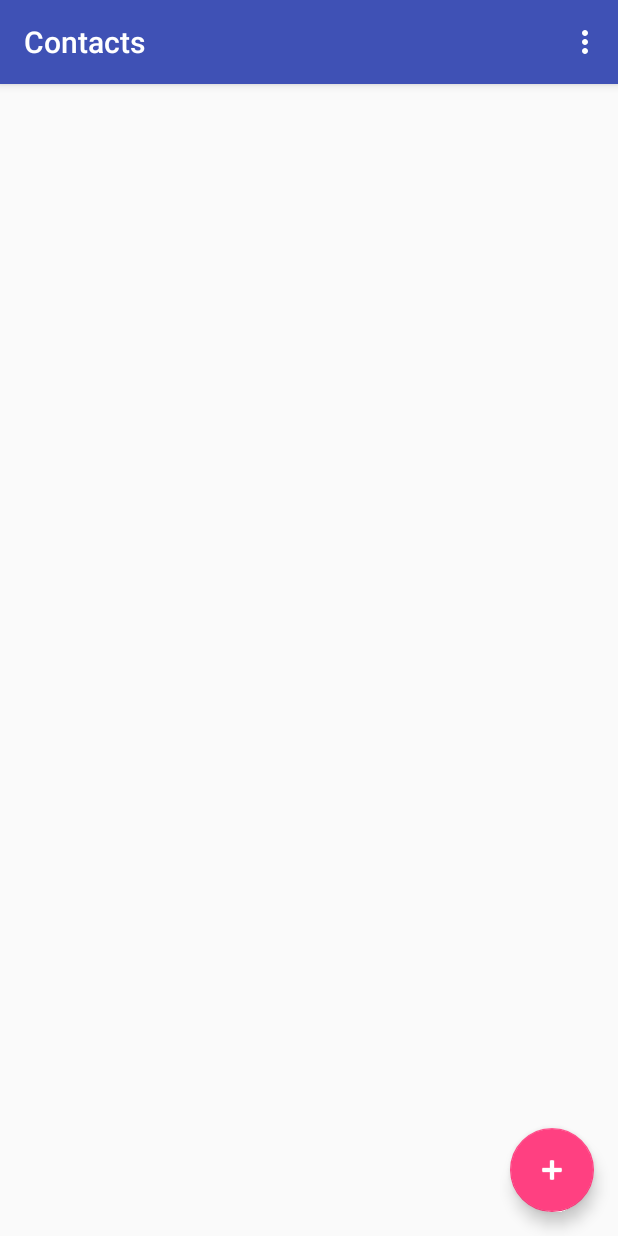
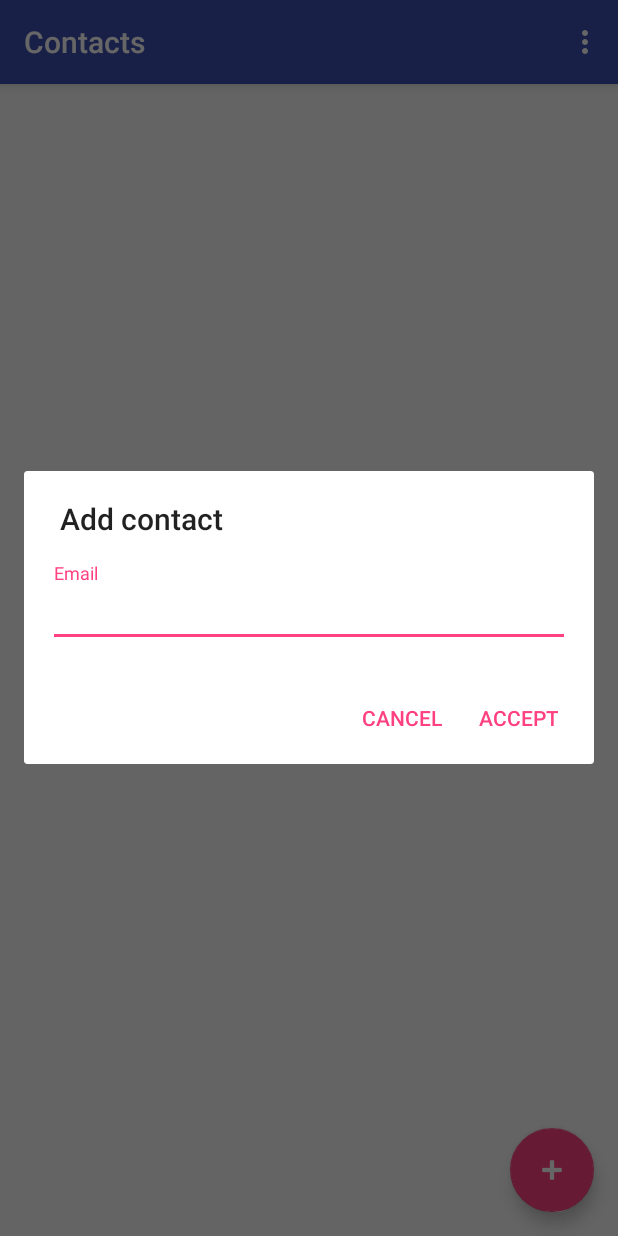
Before and after one commit to RobertoHT/FirebaseChat, an Android app: the screen it shows after launch once a user with an empty profile is signed in (ContactListActivity), after a tap on an icon or button, on a phone screen of 412 x 824 dp. Run offline under Robolectric (Android 15) with nearby library versions, the phone set to English and light mode, and no system bars; our stand-ins replace ButterKnife, CircleImageView, EventBus, Firebase (no records; nobody signed in at launch, a user with empty details on screens opened directly).

Commit message:
Feature - Add Contact
-Se implemento el modelo MVP y CLEAN por lo que se agregaron las clases de vista, presentador, interactuador y repositorio (interfaz e implementación).
-Se agregó un fragment para la vista del Dialog.
-Se agregaron las funciones a llamadas del servicio Firebase.
-Se implemento Eventbus para manejar los eventos.

```diff
--- /dev/null
+++ b/app/src/main/java/com/professional/micromaster/firebasechat/addcontact/AddContactInteractor.java
@@ -0,0 +1,5 @@
+package com.professional.micromaster.firebasechat.addcontact;
+
+public interface AddContactInteractor {
+    void addContact(String email);
+}
--- /dev/null
+++ b/app/src/main/java/com/professional/micromaster/firebasechat/addcontact/AddContactInteractorImpl.java
@@ -0,0 +1,14 @@
+package com.professional.micromaster.firebasechat.addcontact;
+
+public class AddContactInteractorImpl implements AddContactInteractor {
+    private AddContactRepositoryImpl repository;
+
+    public AddContactInteractorImpl(AddContactRepositoryImpl repository) {
+        this.repository = repository;
+    }
+
+    @Override
+    public void addContact(String email) {
+        repository.addContact(email);
+    }
+}
--- /dev/null
+++ b/app/src/main/java/com/professional/micromaster/firebasechat/addcontact/AddContactPresenter.java
@@ -0,0 +1,11 @@
+package com.professional.micromaster.firebasechat.addcontact;
+
+import com.professional.micromaster.firebasechat.addcontact.event.AddContactEvent;
+
+public interface AddContactPresenter {
+    void onShow();
+    void onDestroy();
+
+    void addContact(String email);
+    void onEventMainThread(AddContactEvent event);
+}
--- /dev/null
+++ b/app/src/main/java/com/professional/micromaster/firebasechat/addcontact/AddContactPresenterImpl.java
@@ -0,0 +1,53 @@
+package com.professional.micromaster.firebasechat.addcontact;
+
+import com.professional.micromaster.firebasechat.addcontact.event.AddContactEvent;
+import com.professional.micromaster.firebasechat.addcontact.ui.AddContactView;
+import com.professional.micromaster.firebasechat.lib.Eventbus;
+import com.professional.micromaster.firebasechat.lib.GreenRobotEventbus;
+
+import org.greenrobot.eventbus.Subscribe;
+
+public class AddContactPresenterImpl implements AddContactPresenter {
+    private Eventbus eventbus;
+    private AddContactView addContactView;
+    private AddContactInteractor addContactInteractor;
+
+    public AddContactPresenterImpl(AddContactView addContactView) {
+        this.eventbus = GreenRobotEventbus.getInstance();
+        this.addContactView = addContactView;
+        this.addContactInteractor = new AddContactInteractorImpl(new AddContactRepositoryImpl());
+    }
+
+    @Override
+    public void onShow() {
+        eventbus.register(this);
+    }
+
+    @Override
+    public void onDestroy() {
+        addContactView = null;
+        eventbus.unregister(this);
+    }
+
+    @Override
+    public void addContact(String email) {
+        addContactView.hideInput();
+        addContactView.showProgress();
+        addContactInteractor.addContact(email);
+    }
+
+    @Override
+    @Subscribe
+    public void onEventMainThread(AddContactEvent event) {
+        if (addContactView != null) {
+            addContactView.hideProgress();
+            addContactView.showInput();
+
+            if (event.isError()) {
+                addContactView.contactNotAdded();
+            } else {
+                addContactView.contactAdded();
+            }
+        }
+    }
+}
--- /dev/null
+++ b/app/src/main/java/com/professional/micromaster/firebasechat/addcontact/AddContactRepository.java
@@ -0,0 +1,5 @@
+package com.professional.micromaster.firebasechat.addcontact;
+
+public interface AddContactRepository {
+    void addContact(final String email);
+}
--- /dev/null
+++ b/app/src/main/java/com/professional/micromaster/firebasechat/addcontact/ui/AddContactFragment.java
@@ -0,0 +1,123 @@
+package com.professional.micromaster.firebasechat.addcontact.ui;
+
+import android.app.Dialog;
+import android.content.DialogInterface;
+import android.os.Bundle;
+import android.support.annotation.NonNull;
+import android.support.v4.app.DialogFragment;
+import android.support.v7.app.AlertDialog;
+import android.view.LayoutInflater;
+import android.view.View;
+import android.view.ViewGroup;
+import android.widget.Button;
+import android.widget.EditText;
+import android.widget.ProgressBar;
+import android.widget.Toast;
+
+import com.professional.micromaster.firebasechat.R;
+import com.professional.micromaster.firebasechat.addcontact.AddContactPresenter;
+import com.professional.micromaster.firebasechat.addcontact.AddContactPresenterImpl;
+
+import butterknife.Bind;
+import butterknife.ButterKnife;
+
+public class AddContactFragment extends DialogFragment implements AddContactView, DialogInterface.OnShowListener {
+    @Bind(R.id.editTxtEmail)
+    EditText editTxtEmail;
+    @Bind(R.id.progressBar)
+    ProgressBar progressBar;
+    private AddContactPresenter addContactPresenter;
+
+    public AddContactFragment() {
+        this.addContactPresenter = new AddContactPresenterImpl(this);
+    }
+
+    @NonNull
+    @Override
+    public Dialog onCreateDialog(Bundle savedInstanceState) {
+        AlertDialog.Builder builder = new AlertDialog.Builder(getActivity())
+                .setTitle(R.string.addcontact_message_title)
+                .setPositiveButton(R.string.addcontact_message_add, new DialogInterface.OnClickListener() {
+                    @Override
+                    public void onClick(DialogInterface dialogInterface, int i) {
+                    }
+                })
+                .setNegativeButton(R.string.addcontact_message_cancel, new DialogInterface.OnClickListener() {
+                    @Override
+                    public void onClick(DialogInterface dialogInterface, int i) {
+                    }
+                });
+
+        LayoutInflater i = getActivity().getLayoutInflater();
+        View view = i.inflate(R.layout.fragment_add_contact_dialog, null);
+        ButterKnife.bind(this, view);
+        builder.setView(view);
+        AlertDialog dialog = builder.create();
+        dialog.setOnShowListener(this);
+
+        return dialog;
+    }
+
+    @Override
+    public void onShow(DialogInterface dialogInterface) {
+        final AlertDialog dialog = (AlertDialog) getDialog();
+        if (dialog != null) {
+            Button positiveButton = dialog.getButton(Dialog.BUTTON_POSITIVE);
+            Button negativeButton = dialog.getButton(Dialog.BUTTON_NEGATIVE);
+
+            positiveButton.setOnClickListener(new View.OnClickListener() {
+                @Override
+                public void onClick(View view) {
+                    addContactPresenter.addContact(editTxtEmail.getText().toString());
+                }
+            });
+
+            negativeButton.setOnClickListener(new View.OnClickListener() {
+                @Override
+                public void onClick(View view) {
+                    dismiss();
+                }
+            });
+        }
+
+        addContactPresenter.onShow();
+    }
+
+    @Override
+    public void onDestroy() {
+        super.onDestroy();
+        addContactPresenter.onDestroy();
+    }
+
+    @Override
+    public void showInput() {
+        editTxtEmail.setVisibility(View.VISIBLE);
+    }
+
+    @Override
+    public void hideInput() {
+        editTxtEmail.setVisibility(View.GONE);
+    }
+
+    @Override
+    public void showProgress() {
+        progressBar.setVisibility(View.VISIBLE);
+    }
+
+    @Override
+    public void hideProgress() {
+        progressBar.setVisibility(View.GONE);
+    }
+
+    @Override
+    public void contactAdded() {
+        Toast.makeText(getActivity(), R.string.addcontact_message_contactadded, Toast.LENGTH_SHORT).show();
+        dismiss();
+    }
+
+    @Override
+    public void contactNotAdded() {
+        editTxtEmail.setText("");
+        editTxtEmail.setError(getString(R.string.addcontact_error_message));
+    }
+}
--- /dev/null
+++ b/app/src/main/java/com/professional/micromaster/firebasechat/addcontact/ui/AddContactView.java
@@ -0,0 +1,11 @@
+package com.professional.micromaster.firebasechat.addcontact.ui;
+
+public interface AddContactView {
+    void showInput();
+    void hideInput();
+    void showProgress();
+    void hideProgress();
+
+    void contactAdded();
+    void contactNotAdded();
+}
--- a/app/src/main/java/com/professional/micromaster/firebasechat/contactlist/ui/ContactListActivity.java
+++ b/app/src/main/java/com/professional/micromaster/firebasechat/contactlist/ui/ContactListActivity.java
@@ -11,6 +11,7 @@ import android.view.MenuItem;
 
 import com.professional.micromaster.firebasechat.FirebaseChatApplication;
 import com.professional.micromaster.firebasechat.R;
+import com.professional.micromaster.firebasechat.addcontact.ui.AddContactFragment;
 import com.professional.micromaster.firebasechat.contactlist.ContactListPresenter;
 import com.professional.micromaster.firebasechat.contactlist.ContactListPresenterImpl;
 import com.professional.micromaster.firebasechat.contactlist.adapter.ContactListAdapter;
@@ -100,7 +101,8 @@ public class ContactListActivity extends AppCompatActivity implements ContactLis
 
     @OnClick(R.id.fab)
     public void addContact() {
-        //TODO add fragment AddContact
+        AddContactFragment fragment = new AddContactFragment();
+        fragment.show(getSupportFragmentManager(), "");
     }
 
     @Override
--- /dev/null
+++ b/app/src/main/res/layout/fragment_add_contact_dialog.xml
@@ -0,0 +1,30 @@
+<?xml version="1.0" encoding="utf-8"?>
+<RelativeLayout xmlns:android="http://schemas.android.com/apk/res/android"
+    xmlns:tools="http://schemas.android.com/tools"
+    android:layout_width="match_parent"
+    android:layout_height="match_parent"
+    tools:context=".addcontact.ui.AddContactFragment">
+
+    <android.support.design.widget.TextInputLayout
+        android:id="@+id/wrapperEmail"
+        android:layout_width="match_parent"
+        android:layout_height="wrap_content"
+        android:layout_margin="@dimen/activity_horizontal_margin"
+        android:layout_above="@+id/wrapperPassword">
+
+        <EditText
+            android:layout_width="match_parent"
+            android:layout_height="wrap_content"
+            android:hint="@string/login.message.email"
+            android:inputType="textEmailAddress"
+            android:id="@+id/editTxtEmail" />
+    </android.support.design.widget.TextInputLayout>
+
+    <ProgressBar
+        style="?android:attr/progressBarStyleLarge"
+        android:layout_width="wrap_content"
+        android:layout_height="wrap_content"
+        android:id="@+id/progressBar"
+        android:layout_centerHorizontal="true"
+        android:visibility="gone" />
+</RelativeLayout>
```
Also changed, not shown: app/src/main/java/com/professional/micromaster/firebasechat/addcontact/AddContactRepositoryImpl.java (added, +48 -0 lines), app/src/main/java/com/professional/micromaster/firebasechat/addcontact/event/AddContactEvent.java (added, +13 -0 lines).
